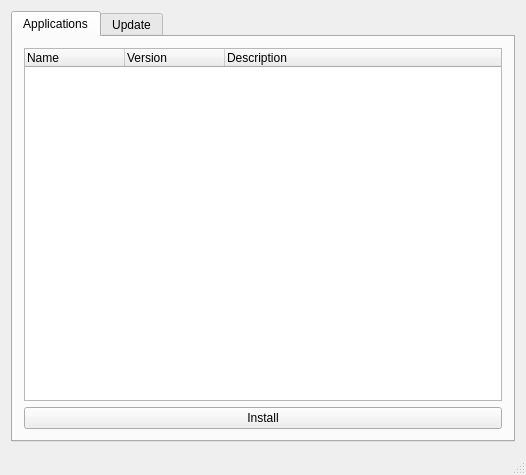
Above: src/mainwindow.ui from furkantokac/Faunus-Market before the change. Below: the same form after it.
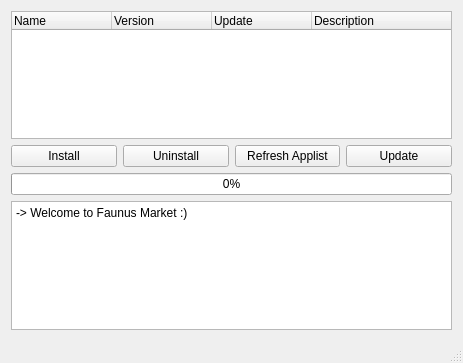
That is the form after the change.

```diff
--- a/src/mainwindow.ui
+++ b/src/mainwindow.ui
@@ -6,8 +6,8 @@
    <rect>
     <x>0</x>
     <y>0</y>
-    <width>526</width>
-    <height>475</height>
+    <width>463</width>
+    <height>363</height>
    </rect>
   </property>
   <property name="windowTitle">
@@ -15,65 +15,36 @@
   </property>
   <widget class="QWidget" name="centralWidget">
    <layout class="QGridLayout" name="gridLayout">
-    <item row="0" column="0">
-     <widget class="QTabWidget" name="tabWidget">
-      <property name="currentIndex">
-       <number>0</number>
-      </property>
-      <widget class="QWidget" name="tab">
-       <attribute name="title">
-        <string>Applications</string>
-       </attribute>
-       <layout class="QGridLayout" name="gridLayout_2">
-        <item row="0" column="0">
-         <widget class="QTreeWidget" name="treeWidget_application">
-          <column>
-           <property name="text">
-            <string>Name</string>
-           </property>
-          </column>
-          <column>
-           <property name="text">
-            <string>Version</string>
-           </property>
-          </column>
-          <column>
-           <property name="text">
-            <string>Description</string>
-           </property>
-          </column>
-         </widget>
-        </item>
-        <item row="1" column="0">
-         <widget class="QPushButton" name="btn_install">
+    <item row="3" column="0">
+     <widget class="QPushButton" name="btnInstall">
           <property name="text">
            <string>Install</string>
           </property>
          </widget>
         </item>
-       </layout>
-      </widget>
-      <widget class="QWidget" name="tab_2">
-       <attribute name="title">
-        <string>Update</string>
-       </attribute>
-       <layout class="QGridLayout" name="gridLayout_3">
-        <item row="1" column="0">
-         <widget class="QPushButton" name="pushButton_2">
-          <property name="text">
-           <string>Update</string>
-          </property>
-         </widget>
-        </item>
-        <item row="1" column="1">
-         <widget class="QPushButton" name="pushButton">
+    <item row="3" column="1">
+     <widget class="QPushButton" name="btnUninstall">
           <property name="text">
            <string>Uninstall</string>
           </property>
          </widget>
         </item>
-        <item row="0" column="0" colspan="2">
-         <widget class="QTreeWidget" name="treeWidget_2">
+    <item row="3" column="2">
+     <widget class="QPushButton" name="btnRefresh">
+      <property name="text">
+       <string>Refresh Applist</string>
+      </property>
+     </widget>
+    </item>
+    <item row="3" column="3">
+     <widget class="QPushButton" name="btnUpdate">
+      <property name="text">
+       <string>Update</string>
+      </property>
+     </widget>
+    </item>
+    <item row="2" column="0" colspan="4">
+     <widget class="QTreeWidget" name="treeWidgetApps">
           <column>
            <property name="text">
             <string>Name</string>
@@ -81,18 +52,37 @@
           </column>
           <column>
            <property name="text">
-            <string>Current Version</string>
+        <string>Version</string>
            </property>
           </column>
           <column>
            <property name="text">
-            <string>Latest Version</string>
-           </property>
-          </column>
-         </widget>
-        </item>
-       </layout>
-      </widget>
+        <string>Update</string>
+       </property>
+      </column>
+      <column>
+       <property name="text">
+        <string>Description</string>
+       </property>
+      </column>
+     </widget>
+    </item>
+    <item row="5" column="0" colspan="4">
+     <widget class="QProgressBar" name="progressBarDownload">
+      <property name="value">
+       <number>0</number>
+      </property>
+     </widget>
+    </item>
+    <item row="6" column="0" colspan="4">
+     <widget class="QTextEdit" name="textEditStatus">
+      <property name="html">
+       <string>&lt;!DOCTYPE HTML PUBLIC &quot;-//W3C//DTD HTML 4.0//EN&quot; &quot;http://www.w3.org/TR/REC-html40/strict.dtd&quot;&gt;
+&lt;html&gt;&lt;head&gt;&lt;meta name=&quot;qrichtext&quot; content=&quot;1&quot; /&gt;&lt;style type=&quot;text/css&quot;&gt;
+p, li { white-space: pre-wrap; }
+&lt;/style&gt;&lt;/head&gt;&lt;body style=&quot; font-family:'Sans Serif'; font-size:9pt; font-weight:400; font-style:normal;&quot;&gt;
+&lt;p style=&quot; margin-top:0px; margin-bottom:0px; margin-left:0px; margin-right:0px; -qt-block-indent:0; text-indent:0px;&quot;&gt;-&amp;gt; Welcome to Faunus Market :)&lt;/p&gt;&lt;/body&gt;&lt;/html&gt;</string>
+      </property>
      </widget>
     </item>
    </layout>
```
Lines whose indentation alone changed are shown as unchanged.
